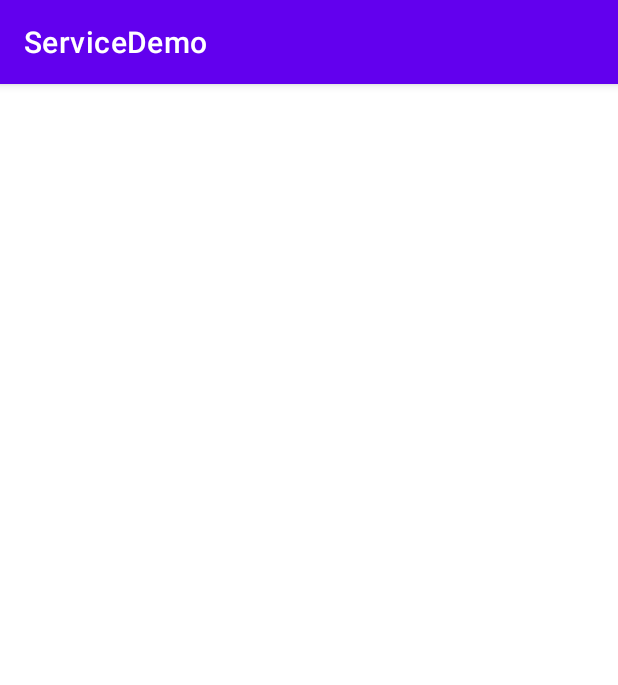
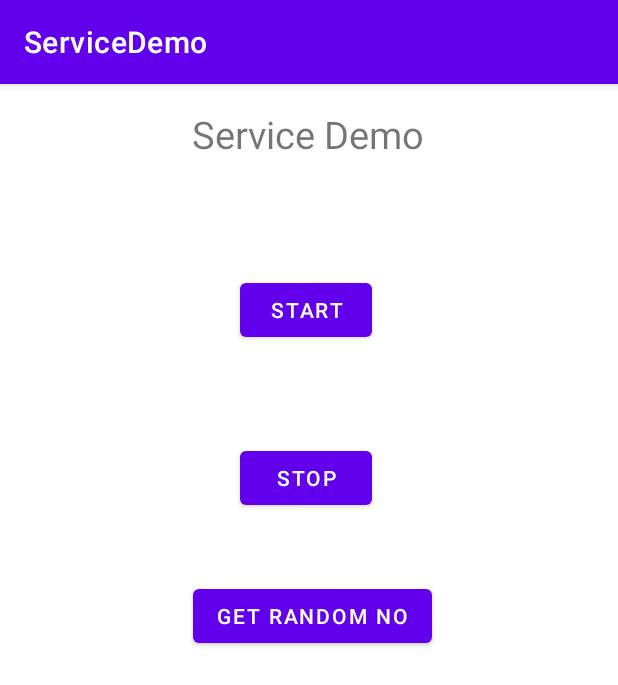
Before and after one commit to Tarush27/ServiceDemoAndroid, an Android app: the MainActivity2 screen opened directly, with no data from a screen before it, on a phone screen of 412 x 824 dp. Shown: the top 685 px of the screen. Run offline under Robolectric (Android 15) with nearby library versions, the phone set to English and light mode, and no system bars.

Commit message:
added random number button and random number text view

```diff
--- a/app/src/main/res/layout/activity_main2.xml
+++ b/app/src/main/res/layout/activity_main2.xml
@@ -4,6 +4,63 @@
     xmlns:tools="http://schemas.android.com/tools"
     android:layout_width="match_parent"
     android:layout_height="match_parent"
-    tools:context=".MainActivity2">
+    tools:context=".MainActivity">
+
+
+    <TextView
+        android:id="@+id/textView"
+        android:layout_width="wrap_content"
+        android:layout_height="wrap_content"
+        android:layout_marginStart="128dp"
+        android:layout_marginTop="16dp"
+        android:text="Service Demo"
+        android:textSize="25sp"
+        app:layout_constraintStart_toStartOf="parent"
+        app:layout_constraintTop_toTopOf="parent" />
+
+    <Button
+        android:id="@+id/btnStart"
+        android:layout_width="wrap_content"
+        android:layout_height="wrap_content"
+        android:layout_marginStart="160dp"
+        android:layout_marginTop="76dp"
+        android:onClick="startSomething"
+        android:text="Start"
+        app:layout_constraintStart_toStartOf="parent"
+        app:layout_constraintTop_toBottomOf="@+id/textView" />
+
+    <Button
+        android:id="@+id/btnStop"
+        android:layout_width="wrap_content"
+        android:layout_height="wrap_content"
+        android:layout_marginStart="160dp"
+        android:layout_marginTop="64dp"
+        android:onClick="stopSomething"
+        android:text="Stop"
+        app:layout_constraintStart_toStartOf="parent"
+        app:layout_constraintTop_toBottomOf="@+id/btnStart" />
+
+    <Button
+        android:id="@+id/randomNoBtn"
+        android:layout_width="wrap_content"
+        android:layout_height="wrap_content"
+        android:layout_marginTop="44dp"
+        android:text="GET RANDOM NO"
+        app:layout_constraintEnd_toEndOf="parent"
+        app:layout_constraintHorizontal_bias="0.509"
+        app:layout_constraintStart_toStartOf="parent"
+        app:layout_constraintTop_toBottomOf="@+id/btnStop" />
+
+    <TextView
+        android:id="@+id/showRandomTextView"
+        android:layout_width="228dp"
+        android:layout_height="46dp"
+        android:layout_marginTop="48dp"
+        android:textAlignment="center"
+        app:layout_constraintEnd_toEndOf="parent"
+        app:layout_constraintHorizontal_bias="0.497"
+        app:layout_constraintStart_toStartOf="parent"
+        app:layout_constraintTop_toBottomOf="@+id/randomNoBtn"
+        tools:text="6" />
 
 </androidx.constraintlayout.widget.ConstraintLayout>
```
